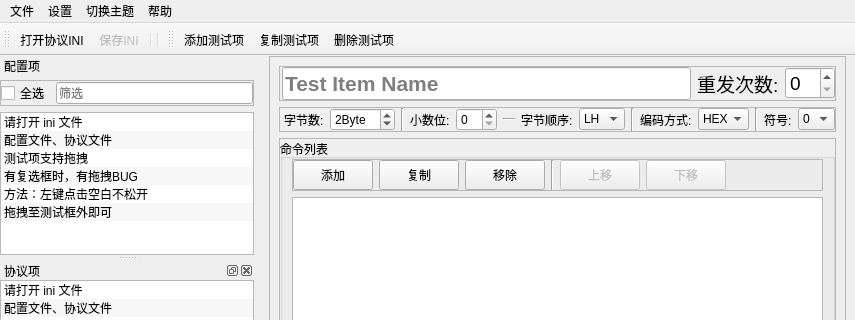
Above: mainwindow.ui from m-RNA/labview-ini-editor before the change; both pictures show x 0 to 855 and y 0 to 320 of the 855 by 657 pixel window. Below: the same form after it.
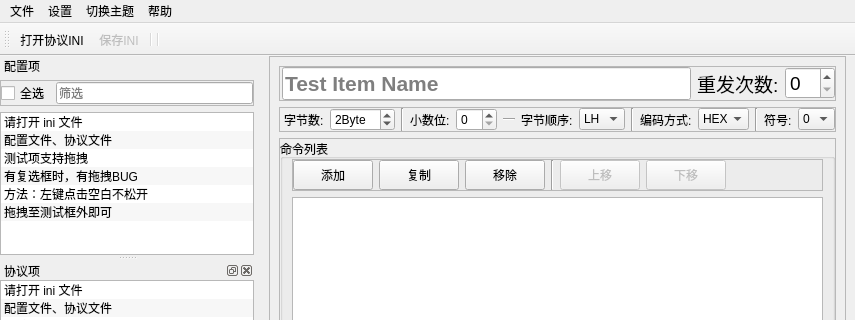
That is the form after the change. Custom widgets are drawn as their Qt base class.

Commit message: Fix：修正额外项索引不正确 Refactor: 删除无用的注释和代码

The edit to the form file:
```diff
--- a/mainwindow.ui
+++ b/mainwindow.ui
@@ -1184,28 +1184,6 @@
     </layout>
    </widget>
   </widget>
-  <widget class="QToolBar" name="toolBar_2">
-   <property name="enabled">
-    <bool>true</bool>
-   </property>
-   <property name="font">
-    <font>
-     <family>Microsoft YaHei UI</family>
-    </font>
-   </property>
-   <property name="windowTitle">
-    <string>toolBar_2</string>
-   </property>
-   <attribute name="toolBarArea">
-    <enum>TopToolBarArea</enum>
-   </attribute>
-   <attribute name="toolBarBreak">
-    <bool>false</bool>
-   </attribute>
-   <addaction name="actTestItemAdd"/>
-   <addaction name="actTestItemCopy"/>
-   <addaction name="actTestItemDelete"/>
-  </widget>
   <widget class="QDockWidget" name="dwlTestItemExtra">
    <property name="floating">
     <bool>true</bool>
```
Left out of the diff: 6 changed lines with no effect on the pictures. The commit also changes 2 other files.
